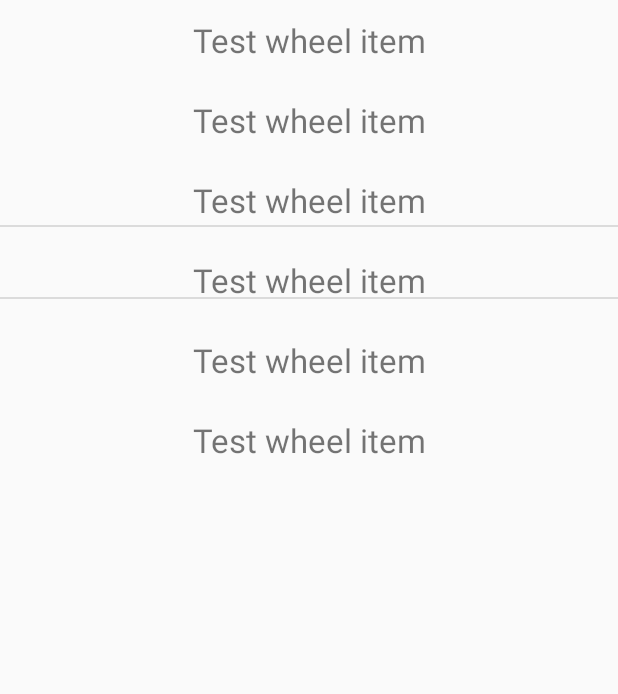
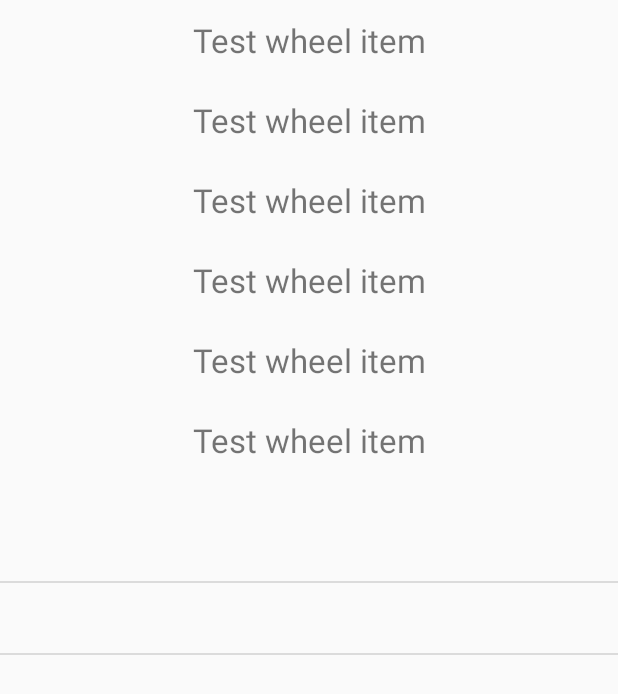
Before and after one commit to VladChernetsky/SimpleWheelView, an Android app: the layout wheel_view.xml on its own in the app's theme, with its tools: preview values and no code run, on a phone screen of 412 x 824 dp. Shown: the top 694 px of the screen. Run offline under Robolectric (Android 15) with nearby library versions, the phone set to English and light mode, and no system bars.

Commit message:
Remove styles for container

```diff
--- a/app/src/main/java/com/vchernetskyi/example/MainActivity.kt
+++ b/app/src/main/java/com/vchernetskyi/example/MainActivity.kt
@@ -33,8 +33,7 @@ class MainActivity : AppCompatActivity() {
         wheelViewPicker.setAnimator(DefaultAnimator())
         wheelViewPicker.selectItemById(MOCK_SELECTED_ITEM_ID)
 
-        wheelViewPicker.setOnWheelItemSelectListener(object :
-            WheelView.OnWheelViewItemSelectListener {
+        wheelViewPicker.setOnWheelItemSelectListener(object : WheelView.OnWheelViewItemSelectListener {
             override fun onItemSelected(item: WheelItem) {
                 Toast.makeText(applicationContext, item.toString(), Toast.LENGTH_SHORT).show()
             }
--- a/app/src/main/res/layout/activity_main.xml
+++ b/app/src/main/res/layout/activity_main.xml
@@ -6,7 +6,8 @@
 
     <com.vchernetskyi.wheelview.WheelView
         android:id="@+id/wheelViewPicker"
-        style="@style/WheelView.PickerContainer"
+        android:layout_width="match_parent"
+        android:layout_height="@dimen/wheel_view_container_height"
         android:layout_gravity="center"
         app:item_text_color="@color/colorPrimary"
         app:selected_item_text_color="@color/colorAccent" />
--- a/wheelview/src/main/res/layout/wheel_view.xml
+++ b/wheelview/src/main/res/layout/wheel_view.xml
@@ -1,7 +1,8 @@
 <?xml version="1.0" encoding="utf-8"?>
 <FrameLayout xmlns:android="http://schemas.android.com/apk/res/android"
     xmlns:tools="http://schemas.android.com/tools"
-    style="@style/WheelView.PickerContainer">
+    android:layout_width="match_parent"
+    android:layout_height="match_parent">
 
     <androidx.recyclerview.widget.RecyclerView
         android:id="@+id/rvWheelView"
--- a/wheelview/src/main/res/values/styles_private.xml
+++ b/wheelview/src/main/res/values/styles_private.xml
@@ -5,11 +5,6 @@
     <style name="WheelView" />
 
     <style name="WheelView.Private" />
-
-    <style name="WheelView.Private.PickerContainer">
-        <item name="android:layout_width">match_parent</item>
-        <item name="android:layout_height">@dimen/wheel_view_container_height</item>
-    </style>
 
     <style name="WheelView.Private.Item">
         <item name="android:layout_width">match_parent</item>
--- a/wheelview/src/main/res/values/styles_public.xml
+++ b/wheelview/src/main/res/values/styles_public.xml
@@ -1,8 +1,6 @@
 <resources>
 
     <!--region WheelView-->
-    <style name="WheelView.PickerContainer" parent="WheelView.Private.PickerContainer" />
-
     <style name="WheelView.Item" parent="WheelView.Private.Item" />
     <!--endregion-->
 
```
